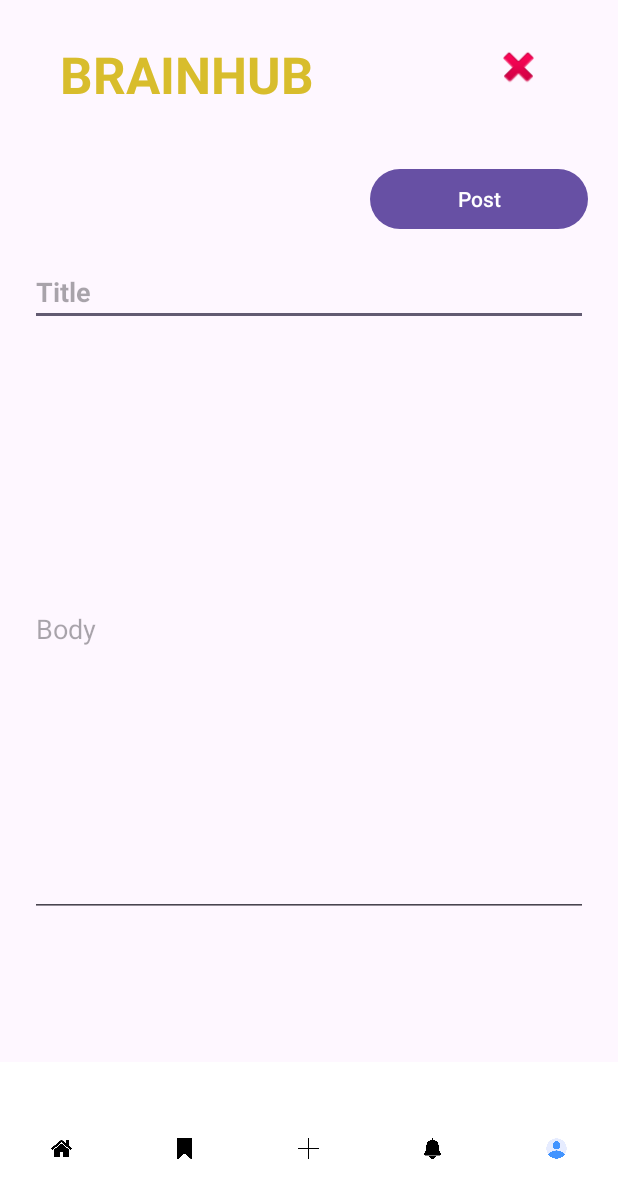
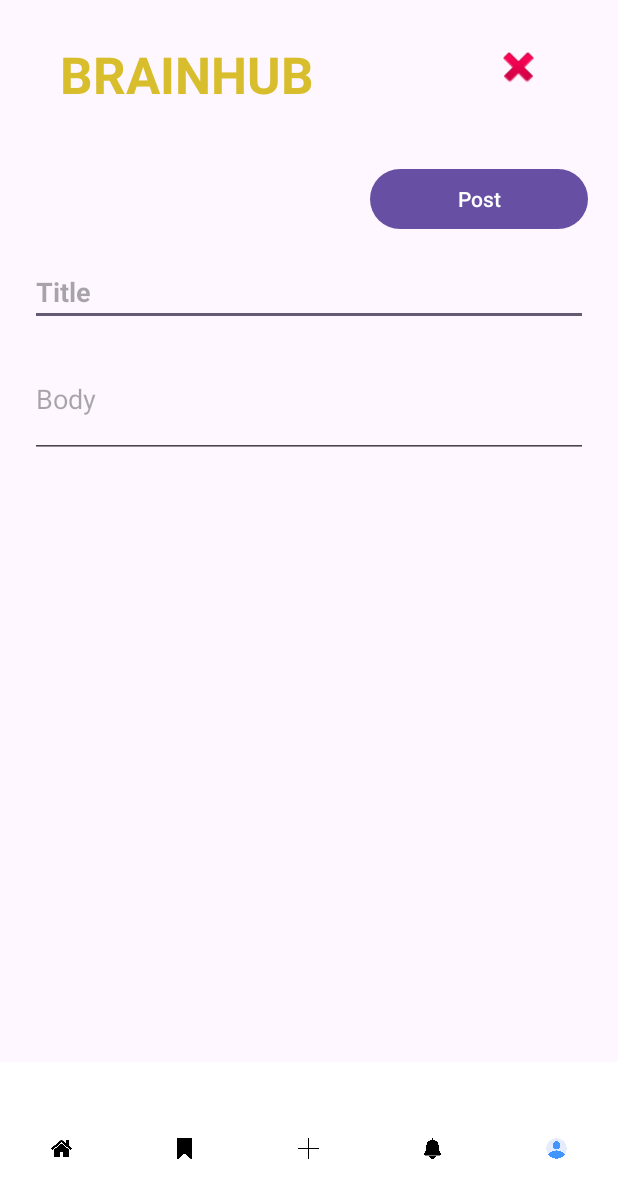
Before and after one commit to el0411/MADFinalProject, an Android app: the CreatePost screen opened directly, with no data from a screen before it, on a phone screen of 412 x 824 dp. Shown: the top 1198 px of the screen. Run offline under Robolectric (Android 15) with nearby library versions, the phone set to English and light mode, and no system bars.

Commit message:
Create post adjustments

```diff
--- a/app/src/main/res/layout/activity_create_post.xml
+++ b/app/src/main/res/layout/activity_create_post.xml
@@ -88,13 +88,13 @@
         <EditText
             android:id="@+id/body"
             android:layout_width="match_parent"
-            android:layout_height="384dp"
+            android:layout_height="78dp"
             android:layout_marginStart="20dp"
             android:layout_marginTop="10dp"
             android:layout_marginEnd="20dp"
             android:ems="10"
             android:hint="Body"
-            android:inputType="text"
+            android:inputType="textMultiLine"
             android:textAlignment="viewStart" />
     </LinearLayout>
 
--- a/app/src/main/res/layout/activity_feed.xml
+++ b/app/src/main/res/layout/activity_feed.xml
@@ -95,6 +95,7 @@
                             android:layout_height="wrap_content"
                             android:layout_marginHorizontal="20dp"
                             android:text="This is an example of post content." />
+
                     </LinearLayout>
                 </LinearLayout>
 
```
Also changed, not shown: app/src/main/res/layout/activity_saved_post_page.xml (+6 -6 lines).
